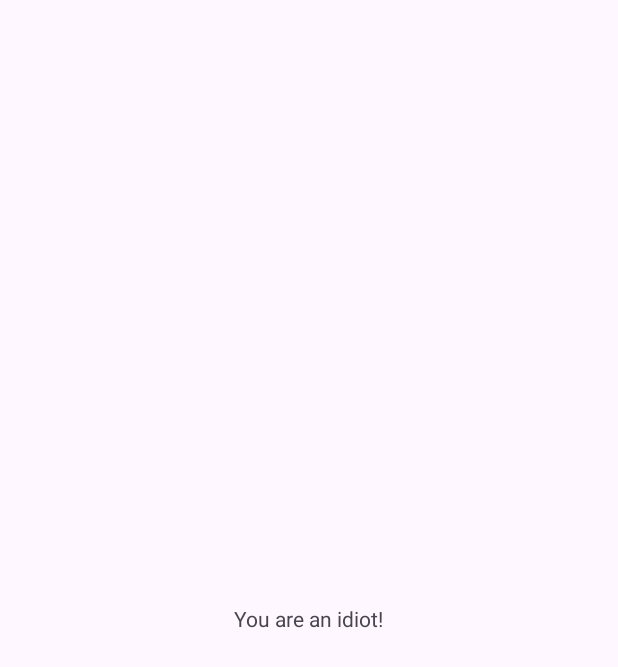
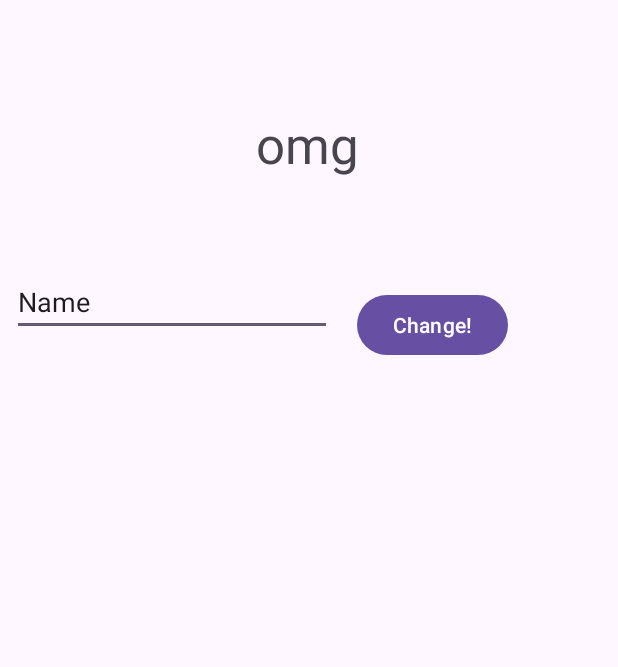
Before and after one commit to Toa3310/ToasApplication, an Android app: the screen it shows after launch (MainActivity), on a phone screen of 412 x 824 dp. Before the commit the part shown is almost empty. Shown: the top 667 px of the screen. Run offline under Robolectric (Android 15) with nearby library versions, the phone set to English and light mode, and no system bars.

Commit message:
ボタン・画像・テキストボックスを作成

```diff
--- a/app/src/main/java/jp/ac/meijou/android/s241205182/MainActivity.java
+++ b/app/src/main/java/jp/ac/meijou/android/s241205182/MainActivity.java
@@ -1,6 +1,10 @@
 package jp.ac.meijou.android.s241205182;
 
 import android.os.Bundle;
+import android.text.Editable;
+import android.text.TextWatcher;
+import android.view.TextureView;
+import android.widget.TextView;
 
 import androidx.activity.EdgeToEdge;
 import androidx.appcompat.app.AppCompatActivity;
@@ -8,17 +12,46 @@ import androidx.core.graphics.Insets;
 import androidx.core.view.ViewCompat;
 import androidx.core.view.WindowInsetsCompat;
 
+import jp.ac.meijou.android.s241205182.databinding.ActivityMainBinding;
+
 public class MainActivity extends AppCompatActivity {
 
+    private ActivityMainBinding binding;
     @Override
     protected void onCreate(Bundle savedInstanceState) {
         super.onCreate(savedInstanceState);
         EdgeToEdge.enable(this);
-        setContentView(R.layout.activity_main);
-        ViewCompat.setOnApplyWindowInsetsListener(findViewById(R.id.main), (v, insets) -> {
+        binding = ActivityMainBinding.inflate(getLayoutInflater());
+        setContentView(binding.getRoot());
+        ViewCompat.setOnApplyWindowInsetsListener(findViewById(R.id.text), (v, insets) -> {
             Insets systemBars = insets.getInsets(WindowInsetsCompat.Type.systemBars());
             v.setPadding(systemBars.left, systemBars.top, systemBars.right, systemBars.bottom);
             return insets;
         });
+
+        binding.text.setText(R.string.text1);
+        binding.button.setOnClickListener(view ->{
+            var text = binding.editTextText.getText().toString();
+            binding.text.setText(text);
+        });
+        binding.editTextText.addTextChangedListener(new TextWatcher() {
+            @Override
+            public void beforeTextChanged(CharSequence charSequence, int i, int i1, int i2) {
+                // テキストが更新される直前に呼ばれる
+            }
+
+            @Override
+            public void onTextChanged(CharSequence charSequence, int i, int i1, int i2) {
+                // 文字を1つ入力された時に呼ばれる
+            }
+
+            @Override
+            public void afterTextChanged(Editable editable) {
+                // テキストが更新されたあとに呼ばれる
+                binding.text.setText(editable.toString());
+            }
+        });
+
+
     }
 }
--- /dev/null
+++ b/app/src/main/res/drawable/ic_android_24.xml
@@ -0,0 +1,5 @@
+<vector xmlns:android="http://schemas.android.com/apk/res/android" android:height="24dp" android:tint="#41FD00" android:viewportHeight="24" android:viewportWidth="24" android:width="24dp">
+
+    <path android:fillColor="@android:color/white" android:pathData="M17.6,9.48l1.84,-3.18c0.16,-0.31 0.04,-0.69 -0.26,-0.85c-0.29,-0.15 -0.65,-0.06 -0.83,0.22l-1.88,3.24c-2.86,-1.21 -6.08,-1.21 -8.94,0L5.65,5.67c-0.19,-0.29 -0.58,-0.38 -0.87,-0.2C4.5,5.65 4.41,6.01 4.56,6.3L6.4,9.48C3.3,11.25 1.28,14.44 1,18h22C22.72,14.44 20.7,11.25 17.6,9.48zM7,15.25c-0.69,0 -1.25,-0.56 -1.25,-1.25c0,-0.69 0.56,-1.25 1.25,-1.25S8.25,13.31 8.25,14C8.25,14.69 7.69,15.25 7,15.25zM17,15.25c-0.69,0 -1.25,-0.56 -1.25,-1.25c0,-0.69 0.56,-1.25 1.25,-1.25s1.25,0.56 1.25,1.25C18.25,14.69 17.69,15.25 17,15.25z"/>
+
+</vector>
--- a/app/src/main/res/layout/activity_main.xml
+++ b/app/src/main/res/layout/activity_main.xml
@@ -2,18 +2,53 @@
 <androidx.constraintlayout.widget.ConstraintLayout xmlns:android="http://schemas.android.com/apk/res/android"
     xmlns:app="http://schemas.android.com/apk/res-auto"
     xmlns:tools="http://schemas.android.com/tools"
-    android:id="@+id/main"
     android:layout_width="match_parent"
     android:layout_height="match_parent"
     tools:context=".MainActivity">
 
     <TextView
+        android:id="@+id/text"
         android:layout_width="wrap_content"
         android:layout_height="wrap_content"
-        android:text="You are an idiot!"
+        android:text="@string/text"
+        android:textSize="34sp"
         app:layout_constraintBottom_toBottomOf="parent"
         app:layout_constraintEnd_toEndOf="parent"
+        app:layout_constraintHorizontal_bias="0.498"
         app:layout_constraintStart_toStartOf="parent"
-        app:layout_constraintTop_toTopOf="parent" />
+        app:layout_constraintTop_toTopOf="parent"
+        app:layout_constraintVertical_bias="0.094" />
+
+    <Button
+        android:id="@+id/button"
+        android:layout_width="wrap_content"
+        android:layout_height="wrap_content"
+        android:layout_marginStart="60dp"
+        android:layout_marginTop="32dp"
+        android:layout_marginEnd="61dp"
+        android:layout_marginBottom="541dp"
+        android:text="Change!"
+        app:layout_constraintBottom_toBottomOf="parent"
+        app:layout_constraintEnd_toEndOf="parent"
+        app:layout_constraintHorizontal_bias="0.936"
+        app:layout_constraintStart_toStartOf="parent"
+        app:layout_constraintTop_toBottomOf="@+id/text" />
+
+    <EditText
+        android:id="@+id/editTextText"
+        android:layout_width="wrap_content"
+        android:layout_height="wrap_content"
+        android:layout_marginStart="8dp"
+        android:layout_marginEnd="16dp"
+        android:layout_marginBottom="600dp"
+        android:ems="10"
+        android:inputType="text"
+        android:text="Name"
+        app:layout_constraintBottom_toBottomOf="parent"
+        app:layout_constraintEnd_toStartOf="@+id/button"
+        app:layout_constraintHorizontal_bias="0.0"
+        app:layout_constraintStart_toStartOf="parent"
+        app:layout_constraintTop_toBottomOf="@+id/text"
+        app:layout_constraintVertical_bias="1.0" />
 
 </androidx.constraintlayout.widget.ConstraintLayout>
--- a/app/src/main/res/values/strings.xml
+++ b/app/src/main/res/values/strings.xml
@@ -1,3 +1,6 @@
 <resources>
     <string name="app_name">モバイルアプリ開発B</string>
+    <string name="text">Unchi!</string>
+    <string name="text1">omg</string>
+    <string name="button">You are an idiot lmao</string>
 </resources>
```
